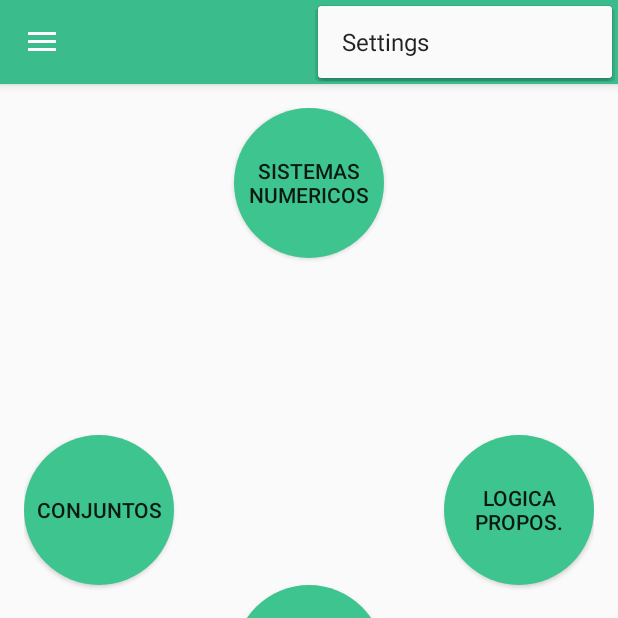
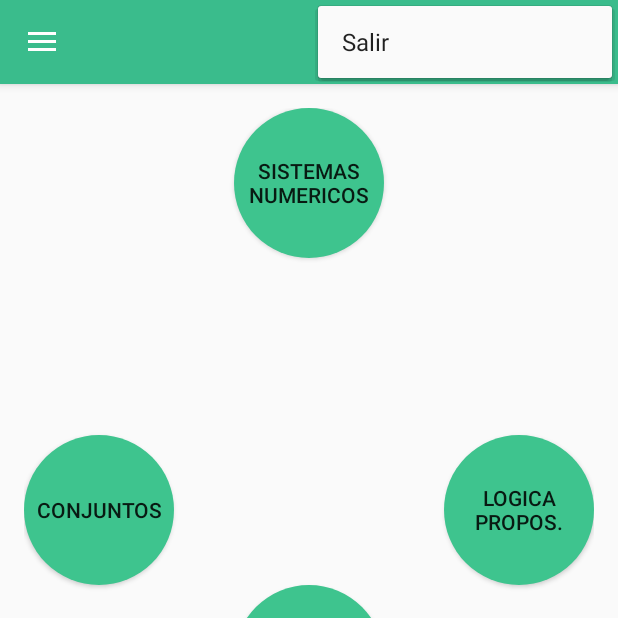
Before and after one commit to carlabalam/MDProject, an Android app: the screen it shows after launch (MainActivity), with the options menu open, on a phone screen of 412 x 824 dp, the top half of it. Run offline under Robolectric (Android 15) with nearby library versions, the light colour scheme and no system bars.

Commit message:
Cambie el nombre de settings por Salir

```diff
--- a/app/src/main/res/values/strings.xml
+++ b/app/src/main/res/values/strings.xml
@@ -1,6 +1,4 @@
 <resources>
-    <string name="app_name"></string>
-
     <string name="navigation_drawer_open">Open navigation drawer</string>
     <string name="navigation_drawer_close">Close navigation drawer</string>
     <string name="imagen">imagen</string>
@@ -27,7 +25,7 @@
 
     <string name="title_activity_main2">Main2Activity</string>
 
-    <string name="action_settings">Settings</string>
+    <string name="action_settings">Salir</string>
     <string name="boton1">Sistemas Numericos</string>
     <string name="boton2">Conjuntos</string>
     <string name="boton3">Logica Propos.</string>
```
